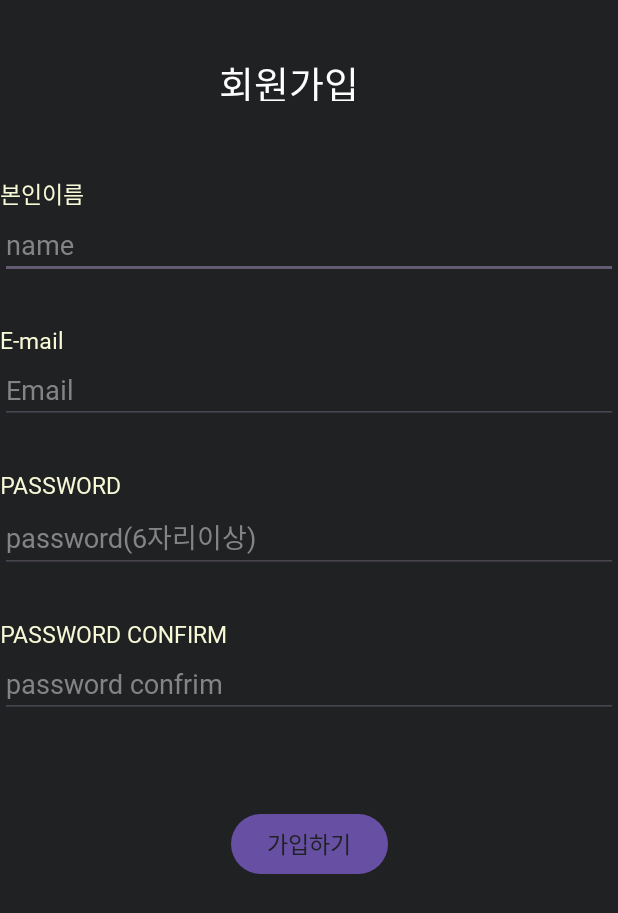
After one commit to HUFS-ICE-22/DevOppa_CLUBBER, an Android app: the Sign_in screen opened directly, with no data from a screen before it, on a phone screen of 412 x 824 dp. The commit adds this screen. Shown: the top 913 px of the screen. Run offline under Robolectric (Android 15) with nearby library versions, the phone set to English and light mode, and no system bars; our stand-ins replace Firebase (no records; nobody signed in at launch, a user with empty details on screens opened directly).

Commit message:
로그인 회원가입

```diff
--- a/app/build.gradle
+++ b/app/build.gradle
@@ -36,6 +36,7 @@ dependencies {
     implementation 'androidx.constraintlayout:constraintlayout:2.1.4'
     implementation 'com.google.firebase:firebase-database:20.1.0'
     implementation 'com.google.firebase:firebase-database-ktx:20.2.2'
+    implementation 'com.google.firebase:firebase-auth:21.0.1'
     testImplementation 'junit:junit:4.13.2'
     androidTestImplementation 'androidx.test.ext:junit:1.1.5'
     androidTestImplementation 'androidx.test.espresso:espresso-core:3.5.1'
--- /dev/null
+++ b/app/src/main/java/com/example/hackathon/Sign_in.java
@@ -0,0 +1,85 @@
+package com.example.hackathon;
+
+import android.os.Bundle;
+import android.util.Log;
+import android.widget.Button;
+import android.widget.EditText;
+import android.widget.Toast;
+
+import androidx.annotation.NonNull;
+import androidx.appcompat.app.AppCompatActivity;
+
+import com.google.android.gms.tasks.OnCompleteListener;
+import com.google.android.gms.tasks.Task;
+import com.google.firebase.auth.AuthResult;
+import com.google.firebase.auth.FirebaseAuth;
+import com.google.firebase.auth.FirebaseUser;
+import com.google.firebase.database.DatabaseReference;
+import com.google.firebase.database.FirebaseDatabase;
+
+public class Sign_in extends AppCompatActivity {
+    Button signin;
+
+    private FirebaseAuth mAuth;
+    private DatabaseReference mDatabase;
+
+    @Override
+    protected void onCreate(Bundle savedInstanceState) {
+        super.onCreate(savedInstanceState);
+        setContentView(R.layout.activity_sign_in);
+        signin = findViewById(R.id.button_sign_in);
+        mAuth = FirebaseAuth.getInstance();
+        mDatabase = FirebaseDatabase.getInstance().getReference();
+        signin.setOnClickListener(new Button.OnClickListener() {//회원가입 버튼 함수 호출하는 것
+            @Override
+            public void onClick(android.view.View view) {
+                signUp();
+            }
+        });
+
+    }
+    private void signUp(){//사용자가 입력한 정보들을 서버에 저장하고 데이터베이스에 항목생성
+        String name=((EditText)findViewById(R.id.editText_name)).getText().toString();
+        String email=((EditText)findViewById(R.id.editText_id)).getText().toString();
+        String password=((EditText)findViewById(R.id.editText_password)).getText().toString();
+        String password_confirm=((EditText)findViewById(R.id.editText_password_confirm)).getText().toString();
+
+        if(email.length()>0 && password.length()>0 && password_confirm.length()>0){
+            if(password.equals(password_confirm)){
+                //firestore에 email,password 저장
+                mAuth.createUserWithEmailAndPassword(email, password)
+                        .addOnCompleteListener(this, new OnCompleteListener<AuthResult>() {
+                            @Override
+                            public void onComplete(@NonNull Task<AuthResult> task) {
+                                if (task.isSuccessful()) {
+                                    // 회원가입에 성공하면 user변수에 추가
+                                    FirebaseUser user=mAuth.getCurrentUser();
+                                    if(user!=null){
+                                        String uid=user.getUid();
+                                        mDatabase.child("users").child(uid).child("name").setValue(name);
+                                        mDatabase.child("users").child(uid).child("email").setValue(email);
+                                        mDatabase.child("search").child(name).child(uid).setValue("");
+                                    }
+                                    Log.d("TAG", "createUserWithEmail:success");
+                                    Toast.makeText(Sign_in.this, "회원가입에 성공하였습니다.", Toast.LENGTH_SHORT).show();
+                                    finish();
+                                } else {
+                                    // 가입에 실패하면 사용자에게 표시
+                                    Log.w("TAG", "createUserWithEmail:failure", task.getException());
+                                    Toast.makeText(Sign_in.this, "회원가입 실패,이메일의 형식과 비밀번호가 6자리이상인지 확인해주세요",
+                                            Toast.LENGTH_SHORT).show();
+                                }
+                            }
+                        });
+            }
+            else{
+                Toast.makeText(Sign_in.this, "비밀번호가 일치하지 않습니다." ,Toast.LENGTH_SHORT).show();
+            }
+        }
+        else{
+            Toast.makeText(Sign_in.this, "아이디와 비밀번호를 확인해주세요." ,Toast.LENGTH_SHORT).show();
+        }
+    }
+
+
+}
--- /dev/null
+++ b/app/src/main/res/layout/activity_sign_in.xml
@@ -0,0 +1,178 @@
+<?xml version="1.0" encoding="utf-8"?>
+<androidx.constraintlayout.widget.ConstraintLayout xmlns:android="http://schemas.android.com/apk/res/android"
+    xmlns:app="http://schemas.android.com/apk/res-auto"
+    xmlns:tools="http://schemas.android.com/tools"
+    android:layout_width="match_parent"
+    android:layout_height="match_parent"
+    android:background="@color/gray"
+    >
+
+    <!--회원가입 화면의 회원가입 글자
+        android:text, textColor, textSize로 택스트 속성 세팅-->
+    <TextView
+        android:id="@+id/textView"
+        android:layout_width="266dp"
+        android:layout_height="31dp"
+        android:layout_marginTop="36dp"
+        android:fontFamily="@font/suit_bold"
+        android:text="회원가입"
+        android:textColor="#FFFFFF"
+        android:textSize="25dp"
+        app:layout_constraintEnd_toEndOf="parent"
+        app:layout_constraintTop_toTopOf="parent" />
+
+    <!--회원가입 정보입력 edittext와 제목을 묶은 linearlayout
+        android:orientation="vertical"으로 구성을 수직으로 연결되도록 설정-->
+    <LinearLayout
+        android:id="@+id/linearLayoutname"
+        android:layout_width="match_parent"
+        android:layout_height="wrap_content"
+        android:layout_marginTop="50dp"
+        android:orientation="vertical"
+        app:layout_constraintTop_toBottomOf="@+id/textView">
+
+        <!--이름 입력창의 제목
+            android:textColor, fontFamily, textsize로 속성 설정-->
+        <TextView
+            android:layout_width="match_parent"
+            android:layout_height="wrap_content"
+            android:fontFamily="@font/suit_bold"
+            android:text="본인이름"
+            android:textColor="@color/faded_yellow"
+            android:textSize="15dp" />
+
+        <!--이름 입력창
+            hint, textColorHint로 사용 편의성 증가-->
+        <EditText
+            android:id="@+id/editText_name"
+            android:layout_width="match_parent"
+            android:layout_height="wrap_content"
+            android:fontFamily="@font/suit_bold"
+            android:hint="name"
+            android:textCursorDrawable="@null"
+            android:textColor="@color/white"
+            android:textColorHint="@color/light_gray"/>
+
+    </LinearLayout>
+
+    <!--e-mail 입력창과 제목을 묶은 linearlayout
+        android:orientation="vertical"으로 구성을 수직으로 연결되도록 설정-->
+
+    <!--비밀번호 입력창과 제목을 묶은 linearlayout
+        android:orientation="vertical"으로 구성을 수직으로 연결되도록 설정-->
+    <LinearLayout
+        android:id="@+id/linearLayoutid"
+        android:layout_width="match_parent"
+        android:layout_height="wrap_content"
+        android:layout_marginTop="30dp"
+        android:orientation="vertical"
+        app:layout_constraintEnd_toEndOf="parent"
+        app:layout_constraintStart_toStartOf="parent"
+        app:layout_constraintTop_toBottomOf="@+id/linearLayoutname">
+
+        <!--e-mail 입력창의 제목
+            android:textColor, fontFamily, textsize로 속성 설정-->
+        <TextView
+            android:layout_width="match_parent"
+            android:layout_height="wrap_content"
+            android:fontFamily="@font/suit_bold"
+            android:text="E-mail"
+            android:textColor="@color/faded_yellow"
+            android:textSize="15dp" />
+
+        <!--e-mail 입력창
+            hint, textColorHint로 사용 편의성 증가-->
+        <EditText
+            android:id="@+id/editText_id"
+            android:layout_width="match_parent"
+            android:layout_height="wrap_content"
+            android:fontFamily="@font/suit_bold"
+            android:hint="Email"
+            android:textColor="@color/white"
+            android:textColorHint="@color/light_gray"
+            android:textCursorDrawable="@null" />
+    </LinearLayout>
+
+    <LinearLayout
+        android:id="@+id/linearLayoutpw"
+        android:layout_width="match_parent"
+        android:layout_height="wrap_content"
+        android:orientation="vertical"
+        android:layout_marginTop="30dp"
+        app:layout_constraintTop_toBottomOf="@+id/linearLayoutid">
+
+        <!--비밀번호 입력창의 제목
+            android:textColor, fontFamily, textsize로 속성 설정-->
+        <TextView
+            android:layout_width="match_parent"
+            android:layout_height="wrap_content"
+            android:text="PASSWORD"
+            android:fontFamily="@font/suit_bold"
+            android:textColor="@color/faded_yellow"
+            android:textSize="15dp"/>
+
+        <!--비밀번호 입력창
+            hint, textColorHint로 사용 편의성 증가-->
+        <EditText
+            android:id="@+id/editText_password"
+            android:layout_width="match_parent"
+            android:layout_height="wrap_content"
+            android:inputType="textPassword"
+            android:fontFamily="@font/suit_bold"
+            android:hint="password(6자리이상)"
+            android:textCursorDrawable="@null"
+            android:textColor="@color/white"
+            android:textColorHint="@color/light_gray"/>
+    </LinearLayout>
+
+    <!--비밀번호 확인 입력창과 제목을 묶은 linearlayout
+        android:orientation="vertical"으로 구성을 수직으로 연결되도록 설정-->
+    <LinearLayout
+        android:id="@+id/linearLayoutpwcf"
+        android:layout_width="match_parent"
+        android:layout_height="wrap_content"
+        android:orientation="vertical"
+        android:layout_marginTop="30dp"
+        app:layout_constraintTop_toBottomOf="@+id/linearLayoutpw">
+
+        <!--비밀번호 확인 입력창의 제목
+            android:textColor, fontFamily, textsize로 속성 설정-->
+        <TextView
+            android:layout_width="match_parent"
+            android:layout_height="wrap_content"
+            android:text="PASSWORD CONFIRM"
+            android:fontFamily="@font/suit_bold"
+            android:textColor="@color/faded_yellow"
+            android:textSize="15dp"/>
+
+        <!--비밀번호 확인 입력창
+            hint, textColorHint로 사용 편의성 증가-->
+        <EditText
+            android:id="@+id/editText_password_confirm"
+            android:layout_width="match_parent"
+            android:layout_height="wrap_content"
+            android:inputType="textPassword"
+            android:fontFamily="@font/suit_bold"
+            android:hint="password confrim"
+            android:textCursorDrawable="@null"
+            android:textColor="@color/white"
+            android:textColorHint="@color/light_gray"/>
+    </LinearLayout>
+
+    <Button
+        android:id="@+id/button_sign_in"
+        android:layout_width="wrap_content"
+        android:layout_height="wrap_content"
+        android:layout_marginTop="60dp"
+        android:text="가입하기"
+        android:fontFamily="@font/suit_bold"
+        android:textColor="@color/gray"
+        android:textSize="15dp"
+
+        app:layout_constraintEnd_toEndOf="parent"
+        app:layout_constraintStart_toStartOf="parent"
+        app:layout_constraintTop_toBottomOf="@+id/linearLayoutpwcf" />
+
+
+
+</androidx.constraintlayout.widget.ConstraintLayout>
--- a/app/src/main/res/values/colors.xml
+++ b/app/src/main/res/values/colors.xml
@@ -1,5 +1,15 @@
 <?xml version="1.0" encoding="utf-8"?>
 <resources>
-    <color name="black">#FF000000</color>
+    <color name="black">#000000</color>
+    <color name="gray">#202123</color>
+    <color name="dark_gray">#595A5A</color>
+    <color name="light_gray">#858485</color>
     <color name="white">#FFFFFFFF</color>
+    <color name="blue">#5482C6</color>
+    <color name="sky_blue">#B2C8DF</color>
+    <color name="faded_sky_blue">#C4D7E0</color>
+    <color name="yellow">#F8D205</color>
+    <color name="faded_yellow">#F8F9D7</color>
+    <color name="pink">#DFB0C0</color>
+
 </resources>
```
Also changed, not shown: app/src/main/AndroidManifest.xml (+12 -10 lines), app/src/main/java/com/example/hackathon/BoardActivity.java (+14 -0 lines), app/src/main/java/com/example/hackathon/Log_in.java (added, +97 -0 lines), app/src/main/res/layout/activity_board.xml (+9 -0 lines), app/src/main/res/layout/activity_log_in.xml (added, +116 -0 lines).
